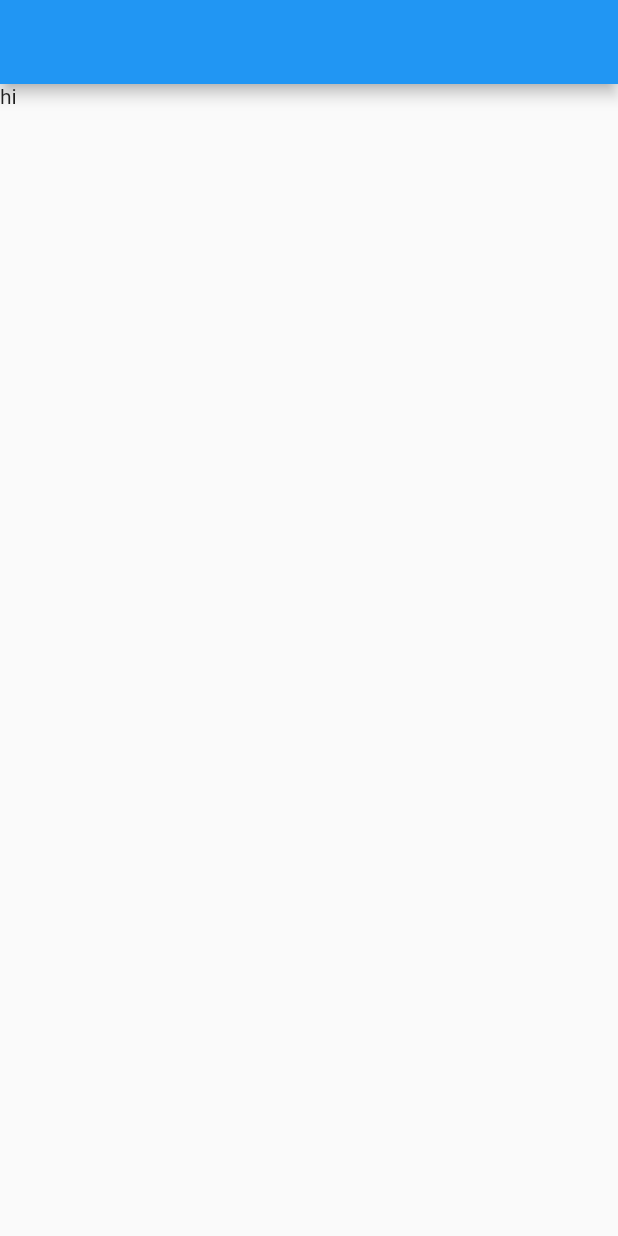
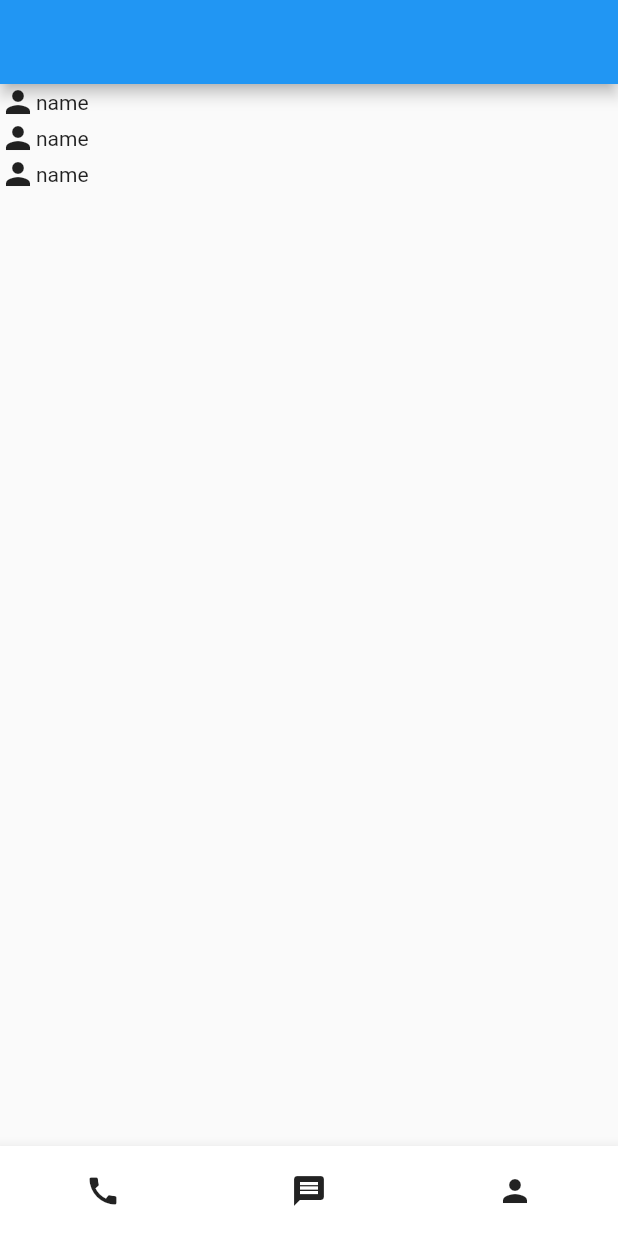
Before and after one commit to SujinKim1127/Flutter, a Flutter app: the screen it shows after launch, on a phone screen of 412 x 824 dp. Run offline on Flutter 3.47's test engine with Material 2 defaults, Android fonts, the light colour scheme and no system bars.

Commit message:
✨ 6강 숙제 완성

```diff
--- a/lib/main.dart
+++ b/lib/main.dart
@@ -13,11 +13,25 @@ class MyApp extends StatelessWidget {
     return MaterialApp(
       home: Scaffold(
         appBar: AppBar(),
+        bottomNavigationBar: BottomAppBar(
+          child: SizedBox(
+            height: 60,
+            child: Row(
+              children: [
+                Expanded(child: bottomIcon(Icon(Icons.call))),
+                Expanded(child: bottomIcon(Icon(Icons.message))),
+                Expanded(child: bottomIcon(Icon(Icons.person))),
+              ],
+            ),
+          )
+        ),
         body: ListView(
           children: [
-            Text("hi")
+            profile(),
+            profile(),
+            profile(),
           ],
-        )
+        ),
       )
     );
   }
@@ -33,3 +47,31 @@ class ShopItem extends StatelessWidget {
     );
   }
 }
+
+class profile extends StatelessWidget {
+  const profile({super.key});
+
+  @override
+  Widget build(BuildContext context) {
+    return SizedBox(
+      child: Row(
+        children: [
+          Icon(Icons.person),
+          Text('name')
+        ],
+      ),
+    );
+  }
+}
+
+class bottomIcon extends StatelessWidget {
+  final Icon iconImage;
+  bottomIcon(this.iconImage);
+
+  @override
+  Widget build(BuildContext context) {
+    return SizedBox(
+      child: iconImage,
+    );
+  }
+}
```
Also changed, not shown: 1 other file.
